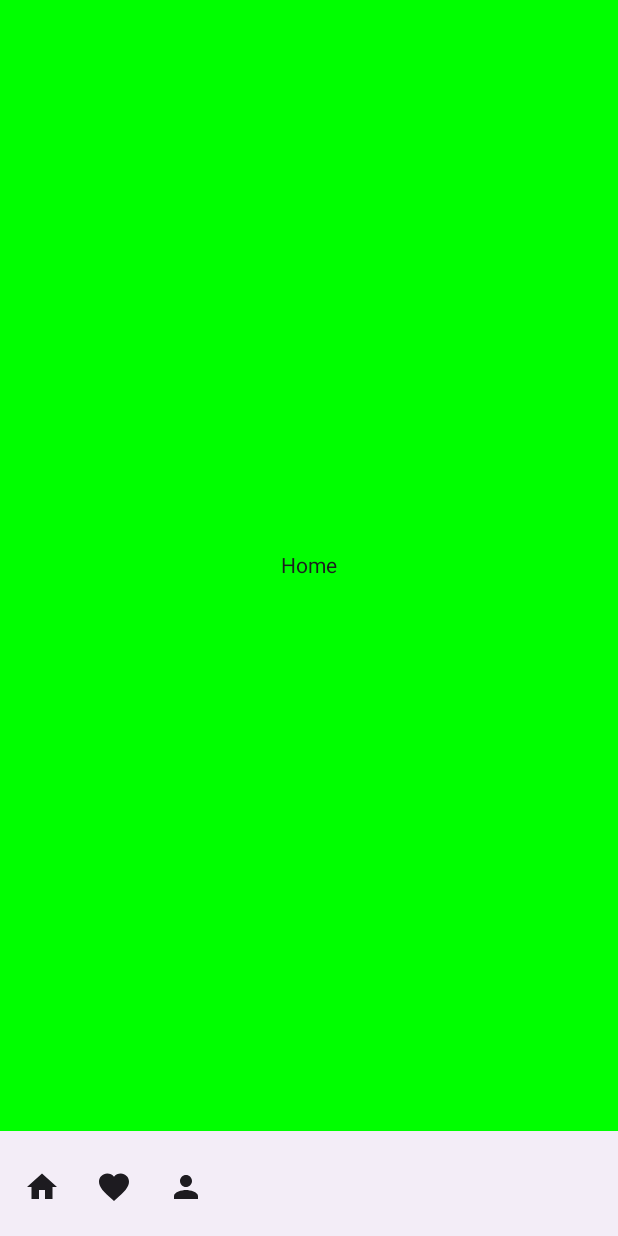
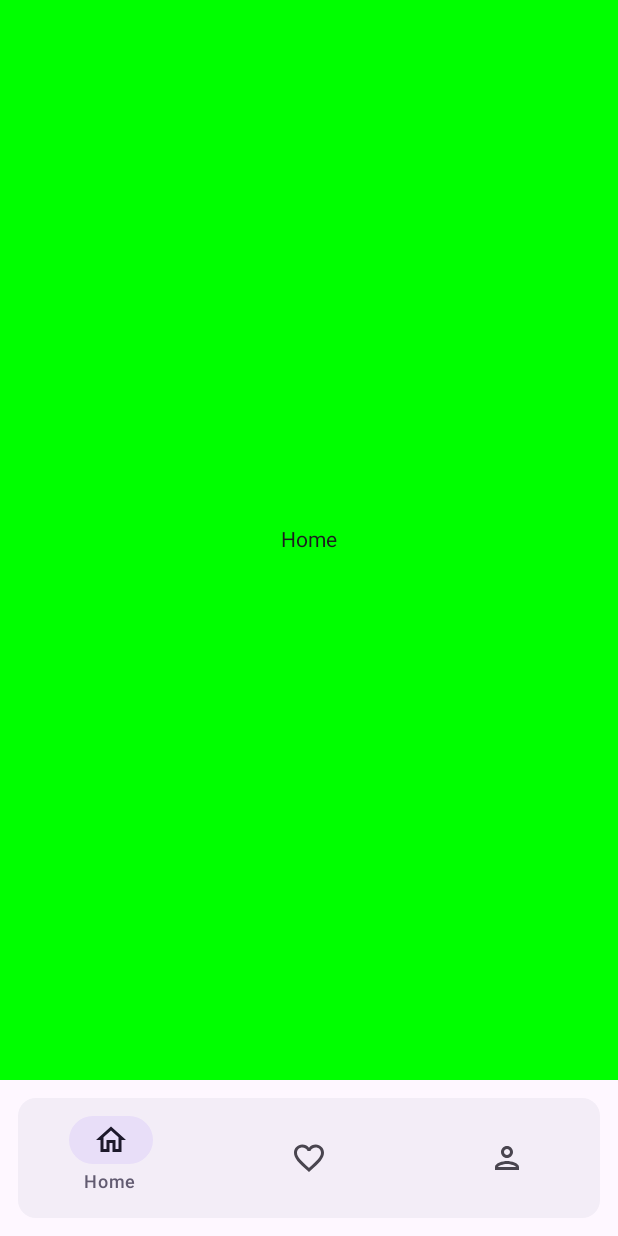
Before and after one commit to deepak252/AndroidJetpackCompose, an Android app built with Jetpack Compose: the screen it shows after launch (MainActivity), on a phone screen of 412 x 824 dp. Run offline under Robolectric (Android 15) with nearby library versions, the phone set to English and light mode, and no system bars.

Commit message:
Bottom Nav Updated

```diff
--- a/app/src/main/java/com/example/jetpackcomposeapp/MainActivity.kt
+++ b/app/src/main/java/com/example/jetpackcomposeapp/MainActivity.kt
@@ -3,7 +3,7 @@ package com.example.jetpackcomposeapp
 import android.os.Bundle
 import androidx.activity.ComponentActivity
 import androidx.activity.compose.setContent
-import com.example.jetpackcomposeapp.navgraphs.RootNavHost
+import com.example.jetpackcomposeapp.navgraphs.RootNavGraph
 import com.example.jetpackcomposeapp.screens.Dashboard
 
 class MainActivity : ComponentActivity() {
@@ -11,7 +11,7 @@ class MainActivity : ComponentActivity() {
     override fun onCreate(savedInstanceState: Bundle?) {
         super.onCreate(savedInstanceState)
         setContent {
-            RootNavHost()
+            RootNavGraph()
         }
     }
 }
--- a/app/src/main/java/com/example/jetpackcomposeapp/navgraphs/BottomNavHost.kt
+++ b/app/src/main/java/com/example/jetpackcomposeapp/navgraphs/BottomNavGraph.kt
@@ -4,7 +4,7 @@ import androidx.compose.material.icons.Icons
 import androidx.compose.material.icons.filled.Favorite
 import androidx.compose.material.icons.filled.Home
 import androidx.compose.material.icons.filled.Person
-import androidx.compose.material.icons.outlined.Favorite
+import androidx.compose.material.icons.outlined.FavoriteBorder
 import androidx.compose.material.icons.outlined.Home
 import androidx.compose.material.icons.outlined.Person
 import androidx.compose.runtime.Composable
@@ -17,7 +17,6 @@ import androidx.navigation.compose.rememberNavController
 import com.example.jetpackcomposeapp.screens.FavoritesScreen
 import com.example.jetpackcomposeapp.screens.HomeScreen
 import com.example.jetpackcomposeapp.screens.ProfileScreen
-
 
 
 @Composable
@@ -82,19 +81,19 @@ sealed class BottomNavItem(
     object Home : BottomNavItem(
         BottomNavScreen.Home.route,
         "Home",
+        Icons.Filled.Home,
         Icons.Outlined.Home,
-        Icons.Filled.Home
     )
     object Favorites : BottomNavItem(
         BottomNavScreen.Favorites.route,
         "Favorites",
-        Icons.Outlined.Favorite,
-        Icons.Filled.Favorite
+        Icons.Filled.Favorite,
+        Icons.Outlined.FavoriteBorder,
     )
     object Profile : BottomNavItem(
         BottomNavScreen.Profile.route,
         "Profile",
+        Icons.Filled.Person,
         Icons.Outlined.Person,
-        Icons.Filled.Person
     )
 }
--- a/app/src/main/java/com/example/jetpackcomposeapp/navgraphs/RootNavHost.kt
+++ b/app/src/main/java/com/example/jetpackcomposeapp/navgraphs/RootNavGraph.kt
@@ -11,7 +11,7 @@ import com.example.jetpackcomposeapp.screens.SplashScreen
 
 
 @Composable
-fun RootNavHost(
+fun RootNavGraph(
     modifier: Modifier = Modifier,
     navController: NavHostController = rememberNavController(),
     startDest: String = Screen.Splash.route
@@ -37,7 +37,5 @@ fun RootNavHost(
 
 sealed class Screen(val route : String) {
     object Splash : Screen("splash")
-//    object Favorites : Screen("favorites")
-//    object Profile : Screen("profile")
     object BottomNav : Screen("bottomNav")
 }
--- a/app/src/main/java/com/example/jetpackcomposeapp/screens/Dashboard.kt
+++ b/app/src/main/java/com/example/jetpackcomposeapp/screens/Dashboard.kt
@@ -1,17 +1,21 @@
 package com.example.jetpackcomposeapp.screens
 
 import androidx.compose.foundation.layout.Box
-import androidx.compose.foundation.layout.height
+import androidx.compose.foundation.layout.WindowInsets
 import androidx.compose.foundation.layout.padding
-import androidx.compose.material3.BottomAppBar
+import androidx.compose.foundation.shape.RoundedCornerShape
 import androidx.compose.material3.Icon
-import androidx.compose.material3.IconButton
+import androidx.compose.material3.NavigationBar
+import androidx.compose.material3.NavigationBarItem
 import androidx.compose.material3.Scaffold
+import androidx.compose.material3.Text
 import androidx.compose.runtime.Composable
 import androidx.compose.runtime.getValue
 import androidx.compose.ui.Modifier
+import androidx.compose.ui.draw.clip
 import androidx.compose.ui.unit.dp
 import androidx.navigation.NavController
+import androidx.navigation.NavDestination.Companion.hierarchy
 import androidx.navigation.NavGraph.Companion.findStartDestination
 import androidx.navigation.NavHostController
 import androidx.navigation.compose.currentBackStackEntryAsState
@@ -21,74 +25,44 @@ import com.example.jetpackcomposeapp.navgraphs.BottomNavItem
 
 @Composable
 fun Dashboard(navController: NavHostController = rememberNavController()) {
-//    val bottomNavItems = listOf(
-//        BottomNavItem.Home,
-//        BottomNavItem.Favorites,
-//        BottomNavItem.Profile,
-//    )
 
     Scaffold(
-        bottomBar = { BottomNavBar(navController)}
-
+        bottomBar = { BottomNavBar(navController)},
     ){paddingValues ->
         Box(modifier = Modifier.padding(paddingValues))    {
             BottomNavHost(navController = navController)
         }
     }
-
-//    Scaffold(
-//        bottomBar = {
-//            BottomAppBar(
-//                modifier = Modifier.height(70.dp)
-//            ) {
-//                val navBackStackEntry by navController.currentBackStackEntryAsState()
-//                val currentDestination = navBackStackEntry?.destination
-//                bottomNavItems.forEach{item->
-//                    IconButton(onClick = {
-//                        navController.navigate(item.route) {
-//                            // Pop up to the start destination of the graph to
-//                            // avoid building up a large stack of destinations
-//                            // on the back stack as users select items
-//                            popUpTo(navController.graph.findStartDestination().id) {
-//                                saveState = true
-//                            }
-//                            // Avoid multiple copies of the same destination when
-//                            // reselecting the same item
-//                            launchSingleTop = true
-//                            // Restore state when reselecting a previously selected item
-//                            restoreState = true
-//                        }
-//                    }) {
-//                        Icon( item.icon, contentDescription = item.title)
-//                    }
-//
-//                }
-//            }
-//        }
-//    ) {paddingValues ->
-//        Box(modifier = Modifier.padding(paddingValues))    {
-////            AppNavHost(navController =navController)
-//        }
-//    }
-
-
 }
 
 @Composable
-fun BottomNavBar(navController : NavController){
+private fun BottomNavBar(navController : NavController){
     val bottomNavItems = listOf(
         BottomNavItem.Home,
         BottomNavItem.Favorites,
         BottomNavItem.Profile,
     )
-
-    BottomAppBar(
-        modifier = Modifier.height(70.dp)
-    ) {
     val navBackStackEntry by navController.currentBackStackEntryAsState()
     val currentDestination = navBackStackEntry?.destination
+
+    NavigationBar(
+        modifier = Modifier
+//            .fillMaxHeight(.1f)
+            .padding(
+                horizontal = 12.dp, vertical = 12.dp
+            )
+            .clip(RoundedCornerShape(12.dp))
+            ,
+        tonalElevation = 12.dp,
+    ) {
         bottomNavItems.forEach{item->
-            IconButton(onClick = {
+            val selected = currentDestination?.hierarchy?.any {
+                it.route == item.route
+            } == true
+            NavigationBarItem(
+                selected = selected,
+                alwaysShowLabel = false,
+                onClick = {
                     navController.navigate(item.route) {
                         // Pop up to the start destination of the graph to
                         // avoid building up a large stack of destinations
@@ -102,10 +76,11 @@ fun BottomNavBar(navController : NavController){
                         // Restore state when reselecting a previously selected item
                         restoreState = true
                     }
-            }) {
-                Icon( item.icon, contentDescription = item.title)
+                },
+                icon = { Icon(item.icon, contentDescription = item.title) },
+                label = { Text(text = item.title) },
+            )
+        }
     }
 
 }
-    }
-}
--- a/app/src/main/java/com/example/jetpackcomposeapp/screens/FavoritesScreen.kt
+++ b/app/src/main/java/com/example/jetpackcomposeapp/screens/FavoritesScreen.kt
@@ -1,5 +1,6 @@
 package com.example.jetpackcomposeapp.screens
 
+import android.util.Log
 import androidx.compose.foundation.background
 import androidx.compose.foundation.layout.Box
 import androidx.compose.foundation.layout.fillMaxSize
--- a/app/src/main/java/com/example/jetpackcomposeapp/screens/ProfileScreen.kt
+++ b/app/src/main/java/com/example/jetpackcomposeapp/screens/ProfileScreen.kt
@@ -5,19 +5,33 @@ import androidx.compose.foundation.layout.Box
 import androidx.compose.foundation.layout.fillMaxSize
 import androidx.compose.material3.Text
 import androidx.compose.runtime.Composable
+import androidx.compose.runtime.LaunchedEffect
+import androidx.compose.runtime.mutableStateOf
+import androidx.compose.runtime.getValue
+import androidx.compose.runtime.setValue
+import androidx.compose.runtime.remember
+import androidx.compose.runtime.saveable.rememberSaveable
 import androidx.compose.ui.Alignment
 import androidx.compose.ui.Modifier
 import androidx.compose.ui.graphics.Color
 import androidx.navigation.NavController
+import kotlinx.coroutines.delay
 
 @Composable
 fun ProfileScreen(navController  : NavController) {
+    var state by rememberSaveable {
+        mutableStateOf("Profile")
+    }
+    LaunchedEffect(key1 = Unit) {
+        delay(3000)
+        state = "Profile Screen"
+    }
     Box(
         modifier = Modifier
             .fillMaxSize()
             .background(Color.Blue),
         contentAlignment = Alignment.Center
     ){
-        Text(text = "Profile")
+        Text(text = "$state")
     }
 }
--- a/app/src/main/java/com/example/jetpackcomposeapp/screens/SplashScreen.kt
+++ b/app/src/main/java/com/example/jetpackcomposeapp/screens/SplashScreen.kt
@@ -16,7 +16,10 @@ import kotlinx.coroutines.delay
 @Composable
 fun SplashScreen(navController: NavController) {
     LaunchedEffect(key1 = Unit){
-        delay(3000)
+        delay(1000)
+//        navController.popBackStack(Screen.Splash.route,true)
+        //OR
+        navController.popBackStack()
         navController.navigate(Screen.BottomNav.route)
     }
     Box(
```
Also changed, not shown: app/src/main/java/com/example/jetpackcomposeapp/utils/Screen.kt (deleted, +0 -53 lines). Lines whose indentation alone changed are shown as unchanged.
